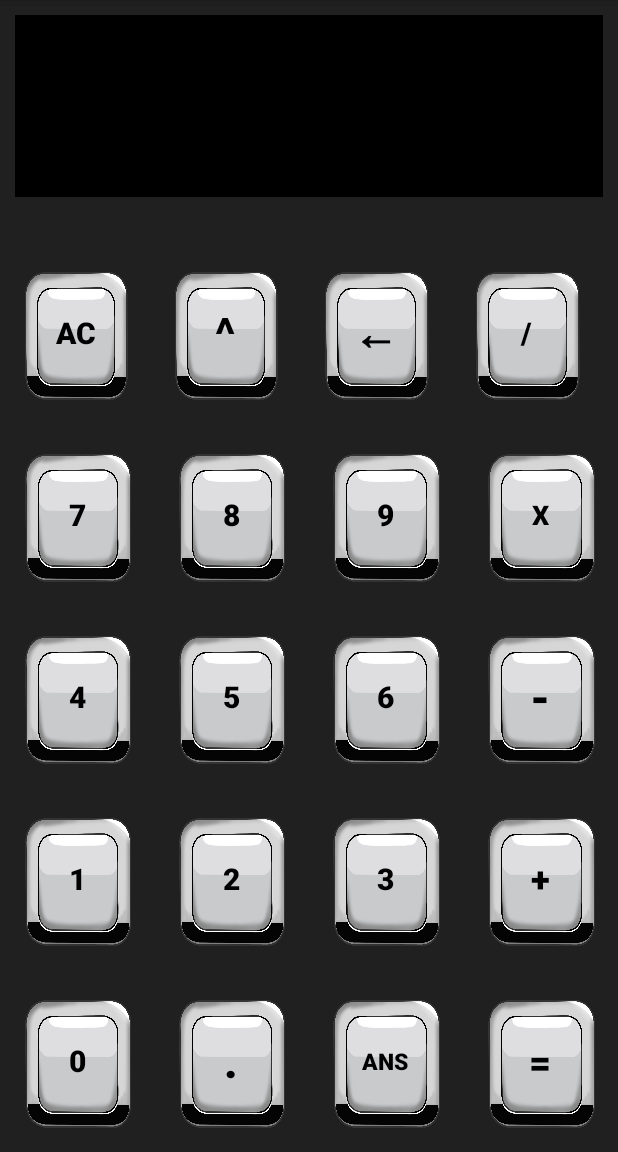
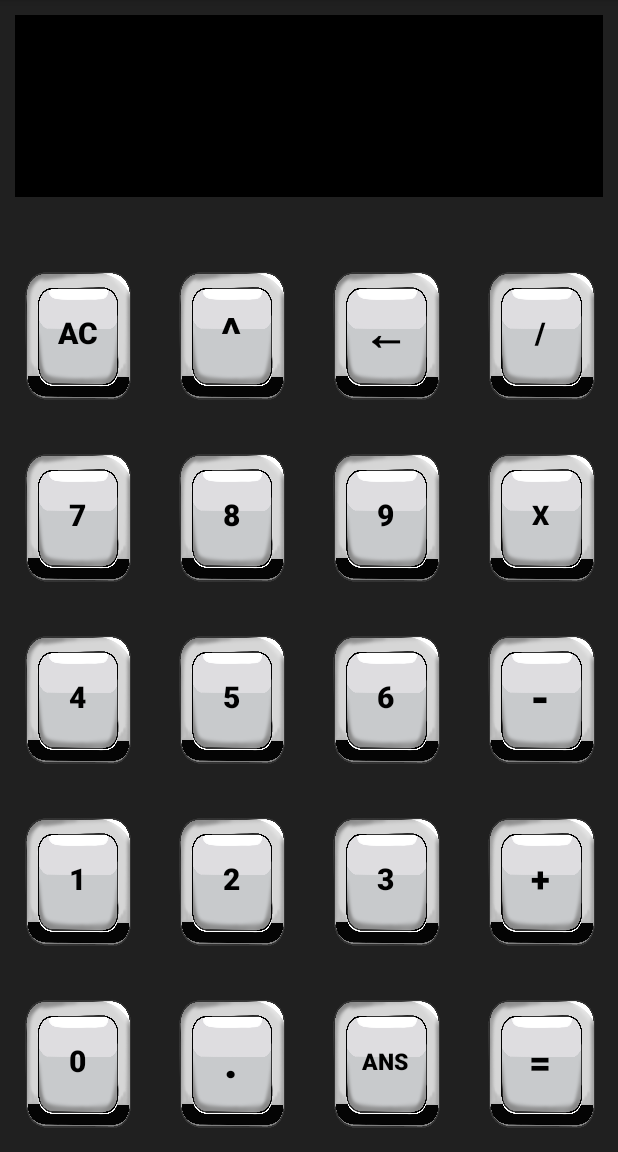
Before and after one commit to manus-bista/HelloWrold, an Android app: the screen it shows after launch (MainActivity), on a phone screen of 412 x 824 dp, the part 84-1236 px from its top. Run offline under Robolectric (Android 15) with nearby library versions, the phone set to English and light mode, and no system bars.

Commit message:
some changes done by manus

```diff
--- a/app/src/main/res/layout/activity_main.xml
+++ b/app/src/main/res/layout/activity_main.xml
@@ -69,18 +69,6 @@
             android:textSize="30dp"
             android:textStyle="bold" />
 
-        <Button
-            android:id="@+id/div"
-            android:layout_width="0dp"
-            android:layout_height="match_parent"
-            android:layout_margin="5dp"
-            android:layout_weight="1"
-            android:background="@drawable/ky"
-            android:onClick="ButtonClick"
-            android:text="/"
-            android:textColor="@color/black"
-            android:textSize="20dp"
-            android:textStyle="bold" />
         <Button
             android:id="@+id/div"
             android:layout_width="0dp"
```
